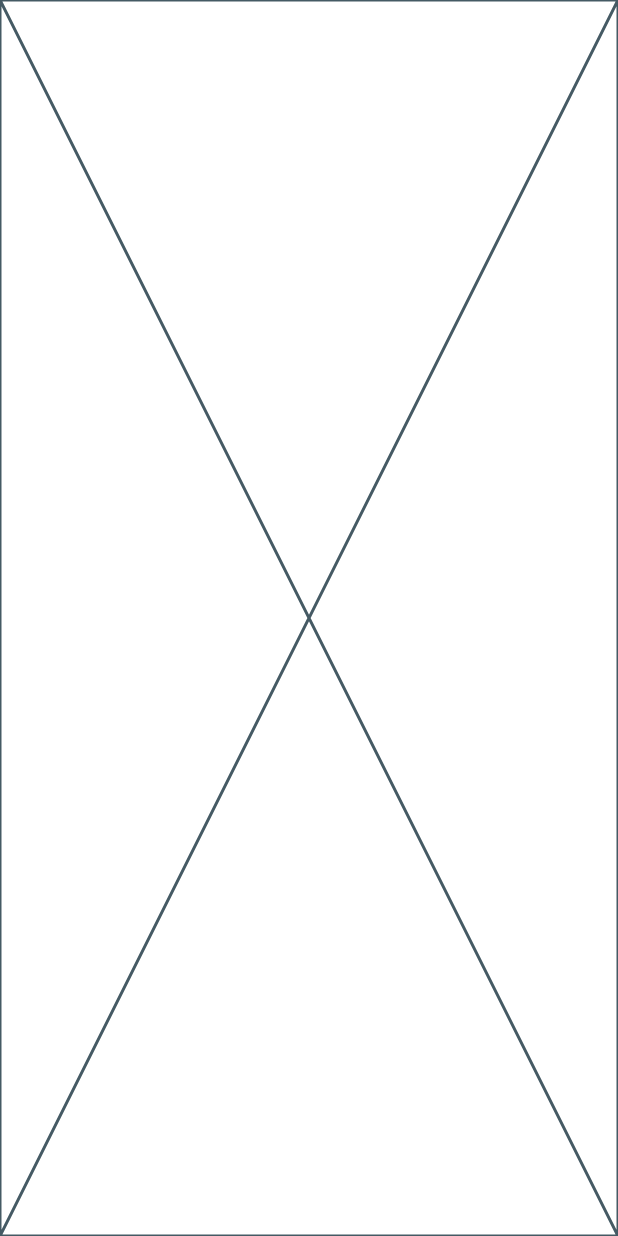
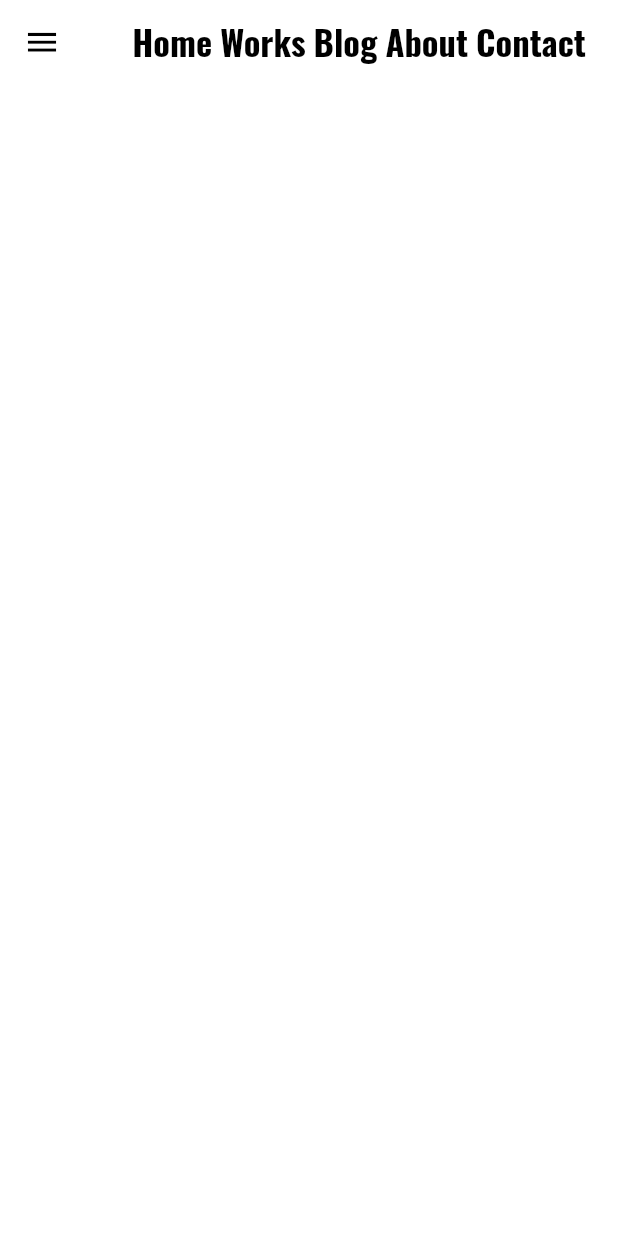
Before and after one commit to Chathuranga97lj/portpolio-app, a Flutter app: the screen it shows after launch, on a phone screen of 412 x 824 dp. Run offline on Flutter 3.47's test engine with Material 2 defaults, Android fonts, the phone set to English and light mode, and no system bars; our stand-ins replace google_fonts.

Commit message:
set navbar in web

```diff
--- a/lib/components.dart
+++ b/lib/components.dart
@@ -0,0 +1,49 @@
+import 'package:flutter/material.dart';
+import 'package:google_fonts/google_fonts.dart';
+
+class TabsWeb extends StatefulWidget {
+  final title;
+  const TabsWeb(this.title, {Key? key}) : super(key: key);
+
+  @override
+  State<TabsWeb> createState() => _TabsWebState();
+}
+
+class _TabsWebState extends State<TabsWeb> {
+  bool isSelected = false;
+  @override
+  Widget build(BuildContext context) {
+    return MouseRegion(
+      onEnter: (_) {
+        setState(() {
+          isSelected = true;
+        });
+        // print("Enterd");
+      },
+      onExit: (_) {
+        setState(() {
+          isSelected = false;
+        });
+        //print("Exit");
+      },
+      child: AnimatedDefaultTextStyle(
+        duration: const Duration(milliseconds: 100),
+        style: isSelected
+            ? GoogleFonts.oswald(
+                shadows: [
+                    Shadow(
+                      color: Colors.black,
+                      offset: Offset(0, -8),
+                    )
+                  ],
+                fontSize: 25.0,
+                color: Colors.transparent,
+                decoration: TextDecoration.underline,
+                decorationThickness: 1,
+                decorationColor: Colors.black)
+            : GoogleFonts.oswald(color: Colors.black, fontSize: 23.0, fontWeight: FontWeight.bold),
+        child: Text(widget.title),
+      ),
+    );
+  }
+}
--- a/lib/web/landing_page_web.dart
+++ b/lib/web/landing_page_web.dart
@@ -1,4 +1,5 @@
-import 'package:flutter/cupertino.dart';
+import 'package:flutter/material.dart';
+import 'package:portfolio/components.dart';
 
 class LandingPageWeb extends StatefulWidget {
   const LandingPageWeb({Key? key}) : super(key: key);
@@ -10,6 +11,32 @@ class LandingPageWeb extends StatefulWidget {
 class _LandingPageWebState extends State<LandingPageWeb> {
   @override
   Widget build(BuildContext context) {
-    return const Placeholder();
+    return Scaffold(
+      drawer: Drawer(),
+      backgroundColor: Colors.white,
+      appBar: AppBar(
+        backgroundColor: Colors.white,
+        elevation: 0.0, // default 4.0
+        iconTheme: IconThemeData(
+          size: 25.0,
+          color: Colors.black
+        ),
+        title: Row(
+          children: [
+            Spacer(flex: 3,),
+            TabsWeb("Home"),
+            Spacer(),
+            TabsWeb("Works"),
+            Spacer(),
+            TabsWeb("Blog"),
+            Spacer(),
+            TabsWeb("About"),
+            Spacer(),
+            TabsWeb("Contact"),
+            Spacer(),
+          ],
+        ),
+      ),
+    );
   }
 }
```
